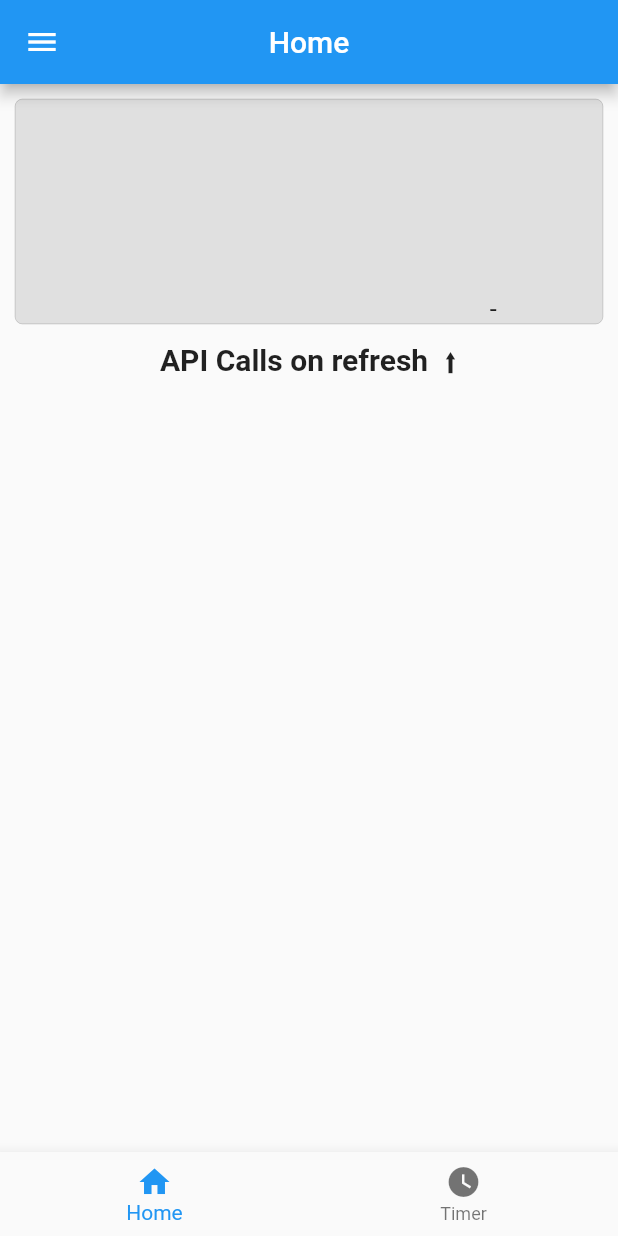
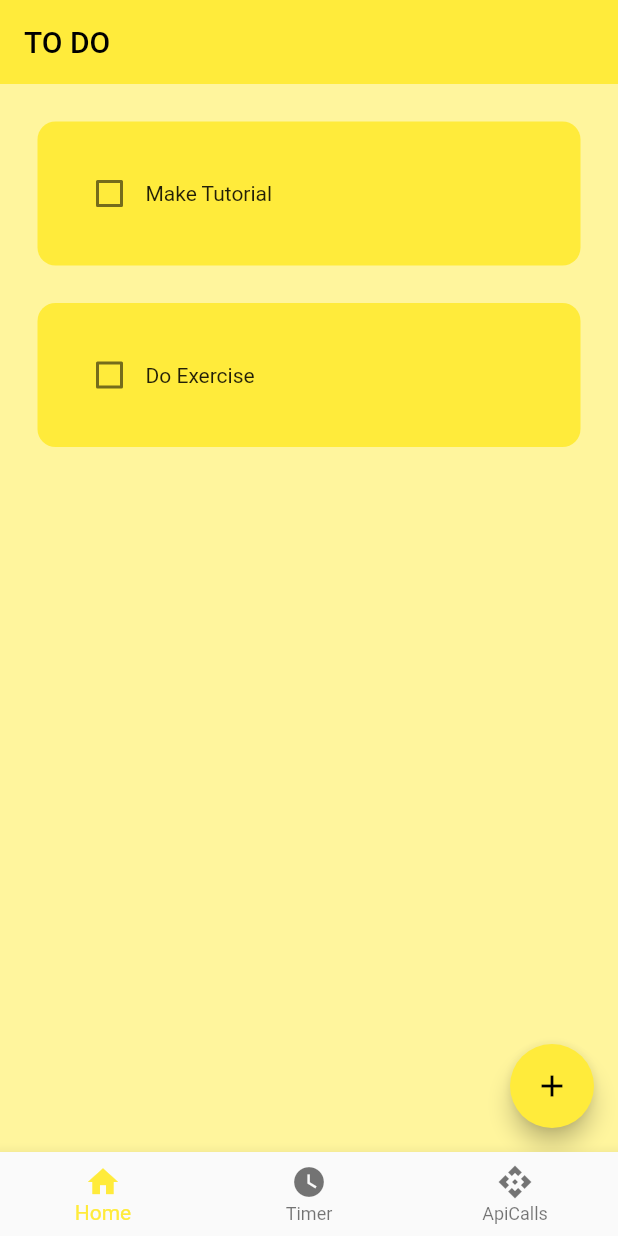
Before and after one commit to Rishikesh-278/Authentication, a Flutter app: the screen it shows once a user with an empty profile is signed in, on a phone screen of 412 x 824 dp. Run offline on Flutter 3.47's test engine with Material 2 defaults, Android fonts, the phone set to English and light mode, and no system bars; drawn by our look-alikes of flutter_slidable; our stand-ins replace firebase_auth, firebase_core, google_sign_in, hive, hive_flutter; accounts and stored records are empty.

Commit message:
Added  a ToDoList feature in the app. With the HIVE database.dart

```diff
--- a/lib/AuthService.dart
+++ b/lib/AuthService.dart
@@ -5,7 +5,6 @@ import 'package:flutter/material.dart';
 import 'package:google_sign_in/google_sign_in.dart';
 
 class AuthService {
-
   handleAuthState()
   {
     return StreamBuilder(stream: FirebaseAuth.instance.authStateChanges(),
--- a/lib/MainPage.dart
+++ b/lib/MainPage.dart
@@ -1,6 +1,7 @@
 import 'package:flutter/material.dart';
 import 'Screens/Home.dart';
 import 'Screens/Timer.dart';
+import 'Screens/ApiCalls.dart';
 
 class MainPage extends StatefulWidget {
   const MainPage({super.key});
@@ -22,6 +23,7 @@ class _MainPageState extends State<MainPage> {
   final Screens = [
     Home(),
     TimerPage(),
+    ApiCalls(),
   ];
 
   @override
@@ -38,7 +40,8 @@ class _MainPageState extends State<MainPage> {
       currentIndex: _CurrentIndex,
       items: const <BottomNavigationBarItem>[
         BottomNavigationBarItem(icon: Icon(Icons.home), label: "Home"),
-        BottomNavigationBarItem(icon: Icon(Icons.watch_later), label: "Timer")
+        BottomNavigationBarItem(icon: Icon(Icons.watch_later), label: "Timer"),
+        BottomNavigationBarItem(icon: Icon(Icons.api), label: "ApiCalls")
       ],
     );
   }
--- a/lib/Screens/Home.dart
+++ b/lib/Screens/Home.dart
@@ -1,96 +1,101 @@
+import 'package:authentication/data/database.dart';
+import 'package:authentication/utils/todo_tile.dart';
 import 'package:flutter/material.dart';
-import 'dart:convert';
 import 'package:http/http.dart' as http;
-import 'package:authentication/components/drawer.dart';
-
-String quote = "";
-String author = "";
+import 'package:authentication/utils/dialog_box.dart';
+import 'package:hive/hive.dart';
+import 'package:hive_flutter/hive_flutter.dart';
 
 class Home extends StatefulWidget {
-  const Home({Key? key}) : super(key: key);
+  Home({Key? key}) : super(key: key);
 
   @override
   State<Home> createState() => _HomeState();
 }
 
 class _HomeState extends State<Home> {
+
+  //refernece the hive box
+  final _myBox = Hive.box('mybox');
+  ToDoDatabase db = ToDoDatabase();
+
+  // text controller
+  final _controller = TextEditingController();
+
   @override
+  void initState() {
+    // if this is the 1st time ever openin the app, then create default data
+    if (_myBox.get("TODOLIST") == null) {
+      db.createInitialData();
+    } else {
+      // there already exists data
+      db.loadData();
+    }
+    super.initState();
+  }
+
+  //This method changes the CheckBox
+  void checkBoxChanged(bool? value, int index) {
+    setState(() {
+      db.toDoList[index][1] = !db.toDoList[index][1];
+    });
+    //db.updateDataBase();
+  }
+
+  void saveNewtask() {
+    setState(() {
+      db.toDoList.add([_controller.text, false]);
+      _controller.clear();
+    });
+    Navigator.of(context).pop();
+    db.updateDataBase();
+  }
+
+  void createNewtask() {
+    showDialog(
+      context: context,
+      builder: (context) {
+        return DialogBox(
+          controller: _controller,
+          onSave: saveNewtask,
+          onCancel: () => Navigator.of(context).pop(),
+        );
+      },
+    );
+    db.updateDataBase();
+  }
+
+  void deleteTask(int index)
+  {
+    setState(() {
+      db.toDoList.removeAt(index);
+    });
+    db.updateDataBase();
+  }
+
+
+
   Widget build(BuildContext context) {
     return SafeArea(
       child: Scaffold(
+        backgroundColor: Colors.yellow[200],
         appBar: AppBar(
-          title: const Text("Home"),
-          centerTitle: true,
+          title: const Text("TO DO"),
+          elevation: 0,
         ),
-        drawer: const SafeDrawer(),
-        body: RefreshIndicator(
-          edgeOffset: 0.1,
-          backgroundColor: Colors.black,
-          color: Colors.white,
-          onRefresh: () async {
-            var url = Uri.parse(
-                "https://goquotes-api.herokuapp.com/api/v1/random?count=1");
-            var response = await http.get(url);
-            print("response status: ${response.statusCode}");
-            print("response body : ${response.body}");
-
-            var data = jsonDecode(response.body);
-            print(data["quotes"][0]);
-
-            quote = (data["quotes"][0]["text"]);
-            author = (data["quotes"][0]["author"]);
-
-            setState(() {});
+        floatingActionButton: FloatingActionButton(
+          onPressed: createNewtask,
+          child: Icon(Icons.add),
+        ),
+        body: ListView.builder(
+          itemCount: db.toDoList.length,
+          itemBuilder: (context, index) {
+            return ToDoTile(
+                taskName: db.toDoList[index][0],
+                taskCompleted: db.toDoList[index][1],
+                onChanged: (value) => checkBoxChanged(value, index),
+              deleteFunction: (context) => deleteTask(index));
           },
-          child: ListView(
-            children: <Widget>[
-              Column(
-                children: <Widget>[
-                  Padding(
-                    padding: const EdgeInsets.all(10),
-                    child: Container(
-                      height: 150,
-                      width: 500,
-                      decoration: BoxDecoration(
-                          color: Colors.grey[300],
-                          border: Border.all(width: 0.1),
-                          borderRadius:
-                          const BorderRadius.all(Radius.circular(5))),
-                      child: Column(
-                        mainAxisAlignment: MainAxisAlignment.spaceEvenly,
-                        //crossAxisAlignment: CrossAxisAlignment.center,
-                        children: [
-                          Expanded(
-                              child: Text(quote,
-                                  style: const TextStyle(fontSize: 17))),
-                          const SizedBox(height: 10),
-                          Padding(
-                            padding: const EdgeInsets.only(left: 250),
-                            child: Text(
-                              "- $author",
-                              style: const TextStyle(fontSize: 17),
-                            ),
-                          ),
-                        ],
-                      ),
-                    ),
-                  ),
-                ],
-              ),
-              Row(
-                mainAxisAlignment: MainAxisAlignment.center,
-                children: const [
-                  Text(
-                    "API Calls on refresh  ⬆",
-                    style: TextStyle(
-                      fontSize: 20,
-                      fontWeight: FontWeight.bold,
-                    ),
-                  ),
-                ],
-              ),
-            ],
-          ),
         ),
       ),
     );
--- /dev/null
+++ b/lib/data/database.dart
@@ -0,0 +1,27 @@
+import 'package:hive/hive.dart';
+import 'package:hive_flutter/hive_flutter.dart';
+
+class ToDoDatabase {
+  List toDoList = [];
+
+  //reference our box
+  final _myBox = Hive.box("mybox");
+
+  //run this method if this is first time opening this app
+  void createInitialData() {
+    toDoList = [
+      ["Make Tutorial", false],
+      ["Do Exercise",false],
+    ];
+  }
+
+  void loadData()
+  {
+    toDoList = _myBox.get("TODOLIST");
+  }
+
+  void updateDataBase()
+  {
+    _myBox.put("TODOLIST", toDoList);
+  }
+}
--- a/lib/main.dart
+++ b/lib/main.dart
@@ -1,8 +1,14 @@
 import 'package:authentication/AuthService.dart';
 import 'package:firebase_core/firebase_core.dart';
 import 'package:flutter/material.dart';
+import 'package:hive_flutter/hive_flutter.dart';
 
 void main() async {
+
+  await Hive.initFlutter();
+
+  var box = await Hive.openBox("myBox");
+
   WidgetsFlutterBinding.ensureInitialized();
   await Firebase.initializeApp();
   runApp(MyApp());
@@ -13,7 +19,7 @@ class MyApp extends StatelessWidget {
   @override
   Widget build(BuildContext context) {
     return MaterialApp(
-      themeMode: ThemeMode.dark,
+      theme: ThemeData(primarySwatch: Colors.yellow),
       debugShowCheckedModeBanner: false,
       home: AuthService().handleAuthState(),
     );
--- /dev/null
+++ b/lib/utils/todo_tile.dart
@@ -0,0 +1,60 @@
+import 'package:flutter/material.dart';
+import 'package:flutter_slidable/flutter_slidable.dart';
+
+class ToDoTile extends StatelessWidget {
+  final String taskName;
+  final bool taskCompleted;
+  Function(bool?)? onChanged;
+  Function(BuildContext)? deleteFunction;
+
+  ToDoTile(
+      {Key? key,
+      required this.taskName,
+      required this.taskCompleted,
+      required this.onChanged,
+      required this.deleteFunction})
+      : super(key: key);
+
+  @override
+  Widget build(BuildContext context) {
+    return Padding(
+      padding: const EdgeInsets.only(left: 25, top: 25, right: 25),
+      child: Slidable(
+        endActionPane: ActionPane(
+          motion: StretchMotion(),
+          children: [
+            SlidableAction(
+              onPressed: deleteFunction,
+              icon: Icons.delete,
+              borderRadius: BorderRadius.circular(12 ),
+            )
+          ],
+        ),
+        child: Container(
+          decoration: BoxDecoration(
+              color: Colors.yellow, borderRadius: BorderRadius.circular(12)),
+          child: Padding(
+            padding: EdgeInsets.all(24),
+            child: Row(
+              children: [
+                //checkbox
+                Checkbox(
+                    activeColor: Colors.black,
+                    value: taskCompleted,
+                    onChanged: onChanged),
+                //Task name
+                Text(
+                  taskName,
+                  style: TextStyle(
+                      decoration: taskCompleted
+                          ? TextDecoration.lineThrough
+                          : TextDecoration.none),
+                ),
+              ],
+            ),
+          ),
+        ),
+      ),
+    );
+  }
+}
--- a/pubspec.yaml
+++ b/pubspec.yaml
@@ -29,7 +29,8 @@ environment:
 dependencies:
   flutter:
     sdk: flutter
-
+  hive: ^2.2.3
+  hive_flutter: ^1.1.0
 
   # The following adds the Cupertino Icons font to your application.
   # Use with the CupertinoIcons class for iOS style icons.
@@ -38,10 +39,13 @@ dependencies:
   firebase_auth: ^3.9.0
   google_sign_in: ^5.4.1
   http: ^0.13.5
+  flutter_slidable: ^1.2.0
 
 dev_dependencies:
   flutter_test:
     sdk: flutter
+  hive_generator: ^1.1.3
+  build_runner: ^2.1.11
 
   # The "flutter_lints" package below contains a set of recommended lints to
   # encourage good coding practices. The lint set provided by the package is
```
Also changed, not shown: lib/Screens/ApiCalls.dart (added, +99 -0 lines), lib/Screens/Timer.dart (+3 -9 lines), lib/components/drawer.dart (+7 -0 lines), lib/utils/dialog_box.dart (added, +47 -0 lines), lib/utils/my_button.dart (added, +18 -0 lines), pubspec.lock.
